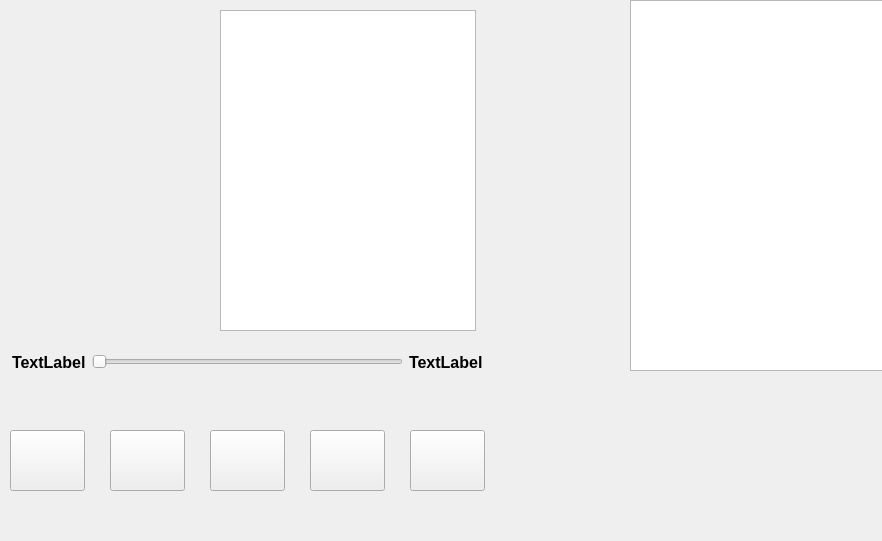
Above: mainwindow.ui from pandas-coding/musicplayer-qt before the change. Below: the same form after it.
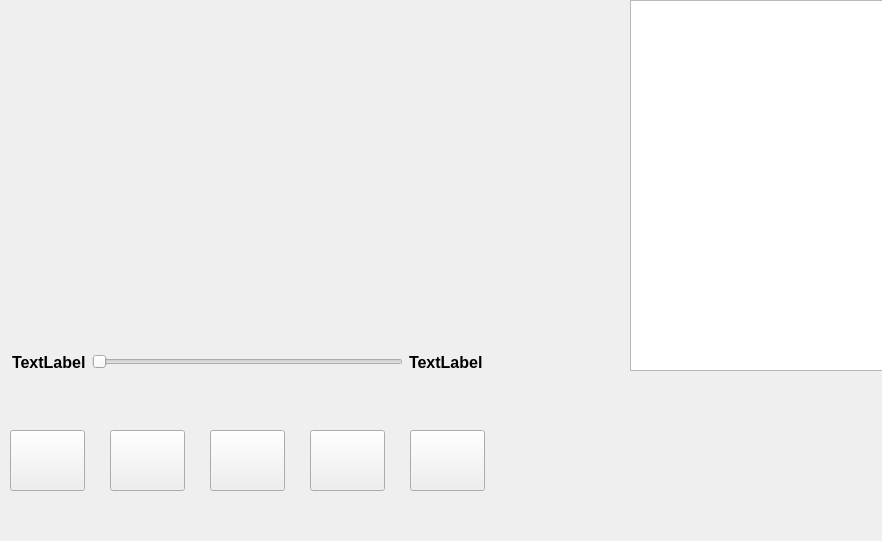
That is the form after the change.

Commit message: feat: modified lyricList styles.

```diff
--- a/mainwindow.ui
+++ b/mainwindow.ui
@@ -143,6 +143,24 @@
       <height>321</height>
      </rect>
     </property>
+    <property name="styleSheet">
+     <string notr="true">QListWidget {
+	background-color: transparent;
+	border: none;
+}
+
+QListWidget::item {
+	background-color: transparent;
+	border: none;
+	color: gray;
+}
+
+QListWidget::item::selected {
+	background-color: transparent;
+	border: none;
+	color: white;
+}</string>
+    </property>
    </widget>
   </widget>
   <widget class="QMenuBar" name="menuBar">
```
The commit also changes 1 other file.
